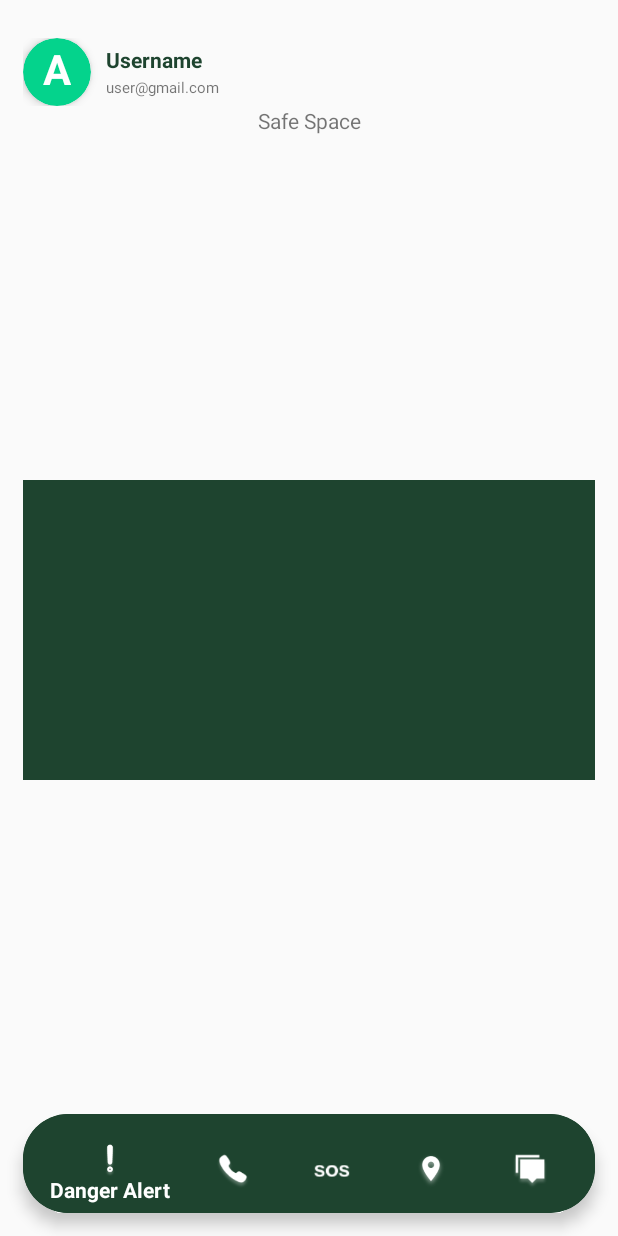
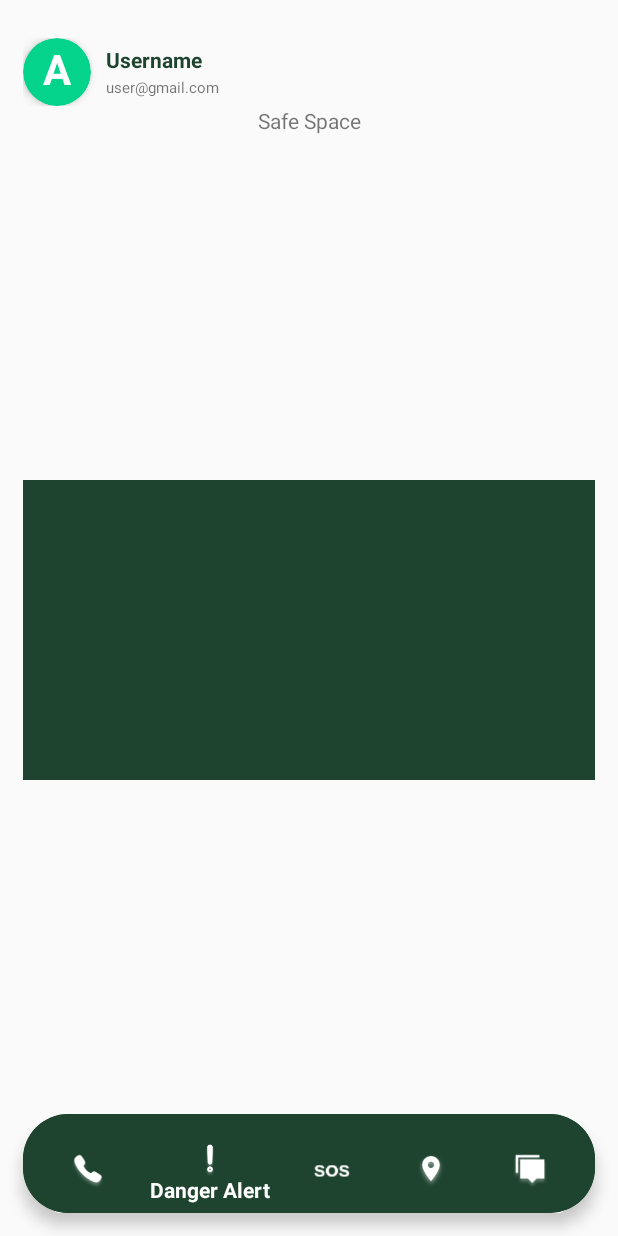
Before and after one commit to mzhala/lumkaApp, an Android app: the MainActivity screen opened directly, with no data from a screen before it, on a phone screen of 412 x 824 dp. Run offline under Robolectric (Android 15) with nearby library versions, the phone set to English and light mode, and no system bars; our stand-ins replace Firebase (no records; nobody signed in at launch, a user with empty details on screens opened directly).

Commit message:
Updated navigation startup selected menu item

```diff
--- a/app/src/main/java/com/example/lumka_app/MainActivity.kt
+++ b/app/src/main/java/com/example/lumka_app/MainActivity.kt
@@ -43,6 +43,9 @@ class MainActivity : AppCompatActivity() {
         // Set default fragment
         replaceFragment(DangerAlertsFragment)
 
+        // Auto-check the corresponding menu item
+        bottomNavigation.menu.findItem(R.id.nav_danger_alert).isChecked = true
+
         bottomNavigation.setOnNavigationItemSelectedListener { item ->
             when (item.itemId) {
                 R.id.nav_danger_alert -> replaceFragment(DangerAlertsFragment)
--- a/app/src/main/res/menu/bottom_nav_menu.xml
+++ b/app/src/main/res/menu/bottom_nav_menu.xml
@@ -3,16 +3,16 @@
     xmlns:android="http://schemas.android.com/apk/res/android">
 
 
-
+    <item
+        android:id="@+id/nav_fake_call"
+        android:title="@string/fake_call"
+        android:icon="@drawable/ic_fake_call" />
     <item
         android:id="@+id/nav_danger_alert"
         android:title="@string/danger_alert"
         android:icon="@drawable/ic_danger_alert"/>
 
-    <item
-        android:id="@+id/nav_fake_call"
-        android:title="@string/fake_call"
-        android:icon="@drawable/ic_fake_call" />
+
 
     <item
         android:id="@+id/nav_sos"
```
